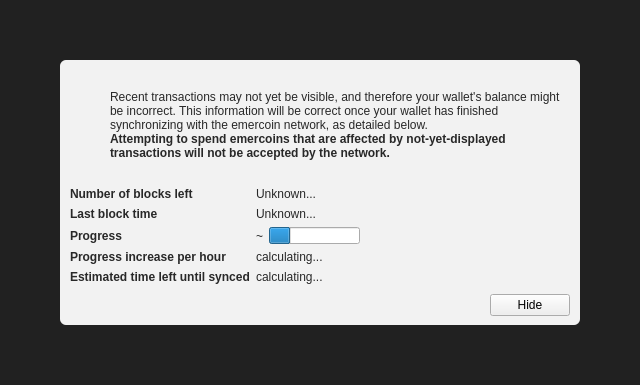
Exgibichi/rt, file src/qt/forms/modaloverlay.ui: the form before one commit.
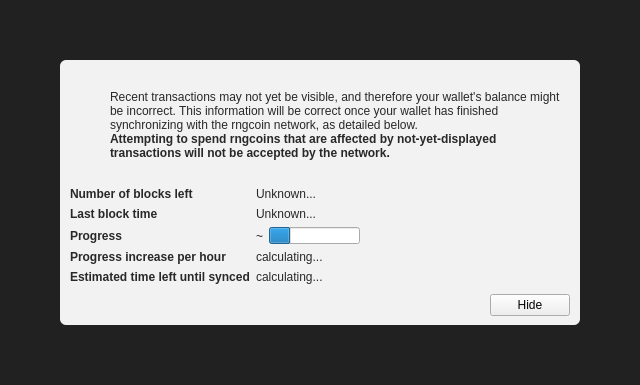
The form after the commit. Icons and pictures are not drawn. Custom widgets are drawn as their Qt base class.

The edit to the form file:
```diff
--- a/src/qt/forms/modaloverlay.ui
+++ b/src/qt/forms/modaloverlay.ui
@@ -130,7 +130,7 @@
              <item>
               <widget class="QLabel" name="infoText">
                <property name="text">
-                <string>Recent transactions may not yet be visible, and therefore your wallet's balance might be incorrect. This information will be correct once your wallet has finished synchronizing with the emercoin network, as detailed below.</string>
+                <string>Recent transactions may not yet be visible, and therefore your wallet's balance might be incorrect. This information will be correct once your wallet has finished synchronizing with the rngcoin network, as detailed below.</string>
                </property>
                <property name="textFormat">
                 <enum>Qt::RichText</enum>
@@ -149,7 +149,7 @@
                 </font>
                </property>
                <property name="text">
-                <string>Attempting to spend emercoins that are affected by not-yet-displayed transactions will not be accepted by the network.</string>
+                <string>Attempting to spend rngcoins that are affected by not-yet-displayed transactions will not be accepted by the network.</string>
                </property>
                <property name="textFormat">
                 <enum>Qt::RichText</enum>
```
